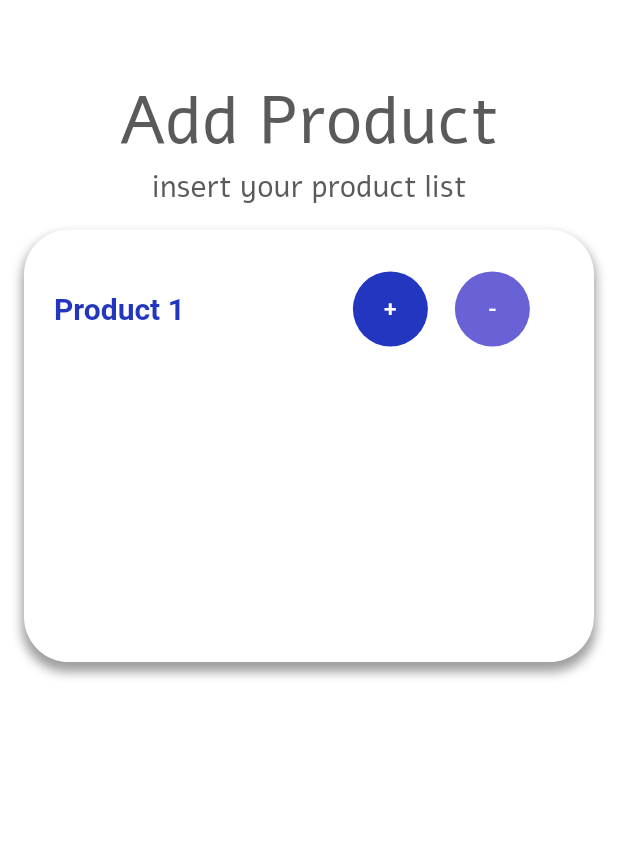
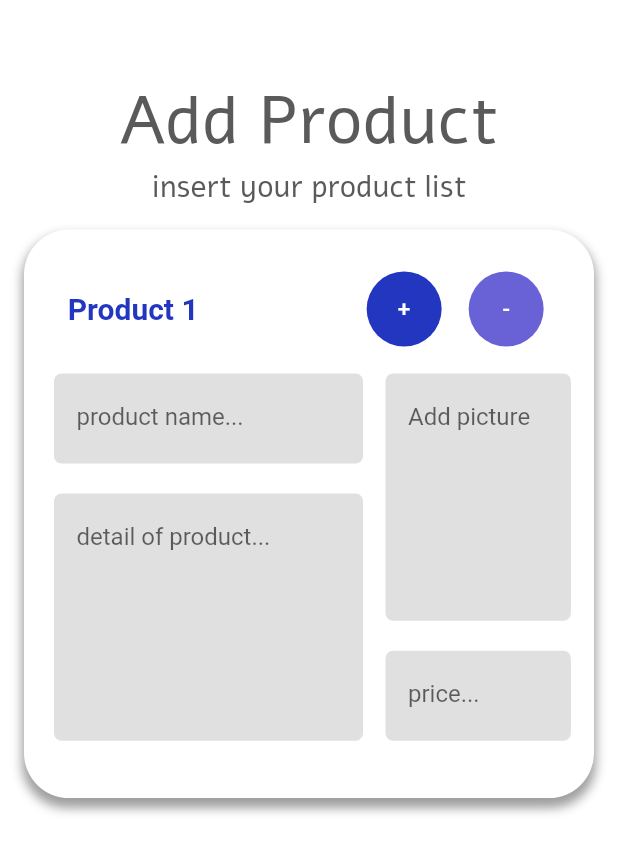
Before and after one commit to CSC234/Memby-application, a Flutter app: the AddProductList screen opened directly, on a phone screen of 412 x 824 dp. Shown: the top 853 px of the screen. Run offline on Flutter 3.47's test engine with Material 2 defaults, Android fonts, the phone set to English and light mode, and no system bars; our stand-ins replace dotted_decoration, firebase_auth, firebase_core, google_sign_in; accounts and stored records are empty.

Commit message:
[UPDATE] card product
almost finish

```diff
--- a/lib/components/CardProduct.dart
+++ b/lib/components/CardProduct.dart
@@ -29,7 +29,7 @@ class CardProductButton extends StatelessWidget {
       onPressed: press,
       child: SizedBox(
         width: width - 25,
-        height: height * (35 / 100),
+        height: height * (46 / 100),
         child: DecoratedBox(
             decoration: BoxDecoration(
                 color: Colors.white,
@@ -95,8 +95,108 @@ class CardProductButton extends StatelessWidget {
                                         color: Color(0xFF6961D6)),
                                   ),
                                 ),
-                              ]))
-                        ])
+                              ])),
+                        ]),
+                        Row(
+                          children: [
+                            Column(
+                              children: [
+                                Container(
+                                    margin: EdgeInsets.symmetric(vertical: 10),
+                                    padding: EdgeInsets.symmetric(
+                                        horizontal: 15, vertical: 5),
+                                    width: width * (50 / 100),
+                                    height: 60,
+                                    decoration: BoxDecoration(
+                                      color: Colors.black12,
+                                      borderRadius: BorderRadius.circular(5),
+                                    ),
+                                    child: TextField(
+                                      // controller: passwordController,
+                                      decoration: InputDecoration(
+                                          hintText: 'product name...',
+                                          border: InputBorder.none),
+                                    )),
+                                Container(
+                                    margin: EdgeInsets.symmetric(vertical: 10),
+                                    padding: EdgeInsets.symmetric(
+                                        horizontal: 15, vertical: 5),
+                                    width: width * (50 / 100),
+                                    height: height * (20 / 100),
+                                    decoration: BoxDecoration(
+                                      color: Colors.black12,
+                                      borderRadius: BorderRadius.circular(5),
+                                    ),
+                                    child: TextField(
+                                      // controller: passwordController,
+                                      obscureText: true,
+                                      onChanged: (String value) {
+                                        // setState(() {
+                                        // _value = value;
+                                        // });
+                                        // widget.onChanged(value);
+                                      },
+                                      decoration: InputDecoration(
+                                          hintText: 'detail of product...',
+                                          border: InputBorder.none),
+                                    )),
+                              ],
+                            ),
+                            SizedBox(
+                              width: 15,
+                            ),
+                            Column(
+                              children: [
+                                Container(
+                                    margin: EdgeInsets.symmetric(vertical: 10),
+                                    padding: EdgeInsets.symmetric(
+                                        horizontal: 15, vertical: 5),
+                                    width: width * (30 / 100),
+                                    height: height * (20 / 100),
+                                    decoration: BoxDecoration(
+                                      color: Colors.black12,
+                                      borderRadius: BorderRadius.circular(5),
+                                    ),
+                                    child: TextField(
+                                      // controller: passwordController,
+                                      obscureText: true,
+                                      onChanged: (String value) {
+                                        // setState(() {
+                                        // _value = value;
+                                        // });
+                                        // widget.onChanged(value);
+                                      },
+                                      decoration: InputDecoration(
+                                          hintText: 'Add picture',
+                                          border: InputBorder.none),
+                                    )),
+                                Container(
+                                    margin: EdgeInsets.symmetric(vertical: 10),
+                                    padding: EdgeInsets.symmetric(
+                                        horizontal: 15, vertical: 5),
+                                    width: width * (30 / 100),
+                                    height: 60,
+                                    decoration: BoxDecoration(
+                                      color: Colors.black12,
+                                      borderRadius: BorderRadius.circular(5),
+                                    ),
+                                    child: TextField(
+                                      // controller: passwordController,
+                                      obscureText: true,
+                                      onChanged: (String value) {
+                                        // setState(() {
+                                        // _value = value;
+                                        // });
+                                        // widget.onChanged(value);
+                                      },
+                                      decoration: InputDecoration(
+                                          hintText: 'price...',
+                                          border: InputBorder.none),
+                                    )),
+                              ],
+                            )
+                          ],
+                        )
                       ],
                     )))
               ],
```
